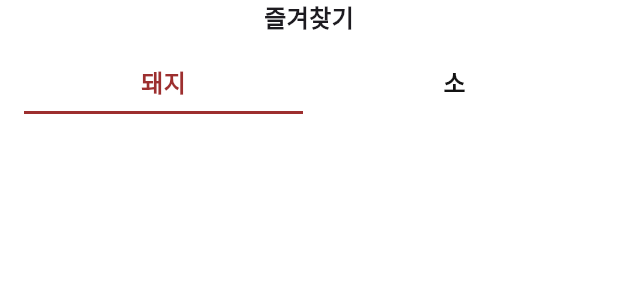
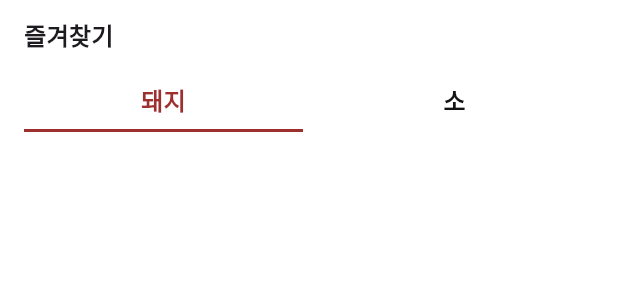
Before and after one commit to pdh0927/meat-dictionary, a Flutter app: the FavoritesScreen widget shown alone on an empty page, opened directly, on a phone screen of 412 x 824 dp. Shown: the top 300 px of the screen. Run offline on Flutter 3.47's test engine with Material 3 defaults, Android fonts, the phone set to English and light mode, and no system bars; our stand-ins replace flutter_riverpod, flutter_svg, go_router, shared_preferences, sizer; accounts and stored records are empty; Roboto replaces fonts that are missing (Pretendard); project files that could hold a hidden picture were left out.

Commit message:
cleanup: modify layout

```diff
--- a/lib/meat/view/favorites_screen.dart
+++ b/lib/meat/view/favorites_screen.dart
@@ -27,7 +27,9 @@ class _FavoritesScreenState extends State<FavoritesScreen> {
         child: Padding(
           padding: const EdgeInsets.symmetric(horizontal: 16.0),
           child: Column(
+            crossAxisAlignment: CrossAxisAlignment.start,
             children: [
+              const SizedBox(height: 12.0),
               Text('즐겨찾기', style: screenTitleStyle),
               const SizedBox(height: 12.0),
               MeatMenu(
```
